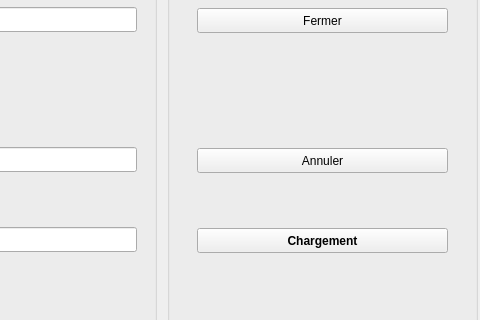
Qt form jumelles_dialog_base.ui (AntoineDePreville/Jumelles) before a commit; both pictures show x 174 to 654 and y 213 to 533 of the 654 by 751 pixel window.
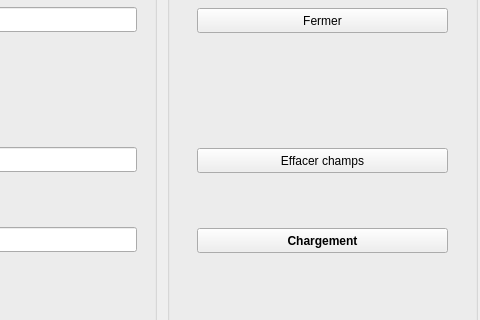
The same form after that commit.

What changed in the file:
```diff
--- a/jumelles_dialog_base.ui
+++ b/jumelles_dialog_base.ui
@@ -111,7 +111,7 @@
      </font>
     </property>
     <property name="text">
-     <string>Annuler</string>
+     <string>Effacer champs</string>
     </property>
    </widget>
    <widget class="QPushButton" name="pushButton_charger">
```
